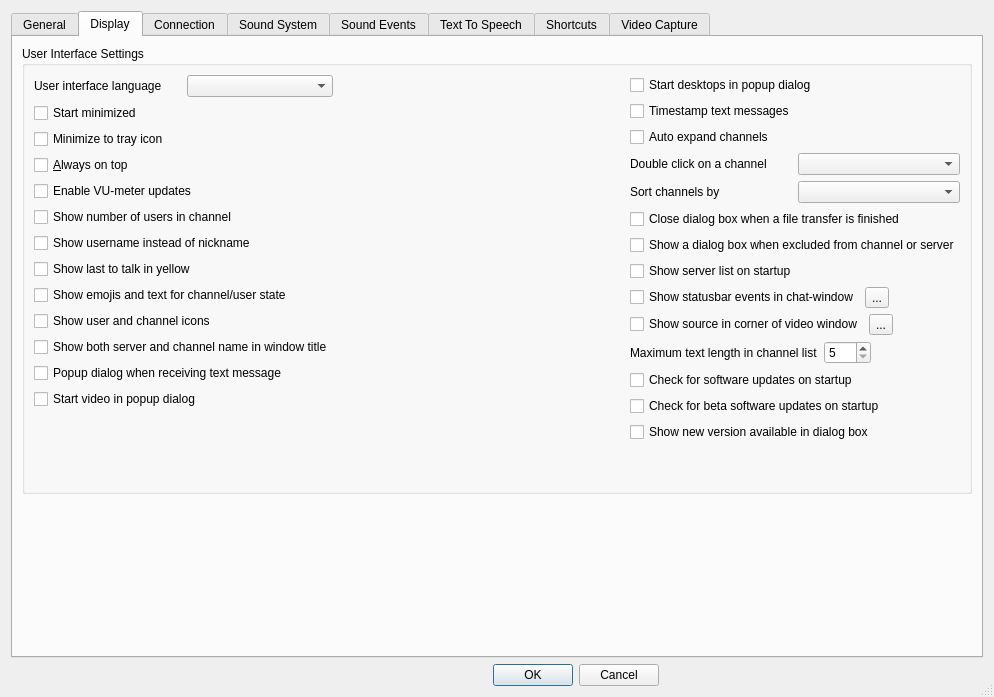
Above: Client/qtTeamTalk/preferences.ui from BearWare/TeamTalk5 before the change. Below: the same form after it.
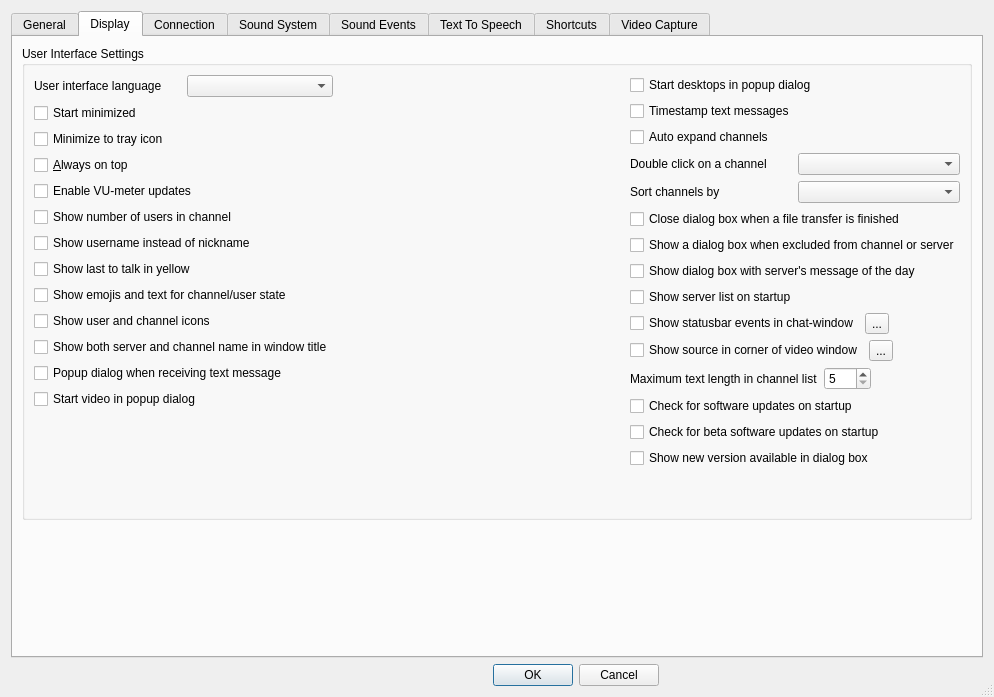
That is the form after the change. The open tabs and pages were chosen to show the change. Icons and pictures are not drawn. Custom widgets are drawn as their Qt base class.

Commit message:
Option to display server's message of the day in a welcome dialog box (#2158)
* Option to display server's message of the day in a welcome dialog box

* Align MOTD checkbox label with other preferences

---------

Patch:
```diff
--- a/Client/qtTeamTalk/preferences.ui
+++ b/Client/qtTeamTalk/preferences.ui
@@ -576,6 +576,13 @@
                 </property>
                </widget>
               </item>
+              <item>
+               <widget class="QCheckBox" name="dlgMOTDChkBox">
+                <property name="text">
+                 <string>Show dialog box with server's message of the day</string>
+                </property>
+               </widget>
+              </item>
               <item>
                <widget class="QCheckBox" name="startServerListChkBox">
                 <property name="text">
```
The commit also changes 4 other files.
